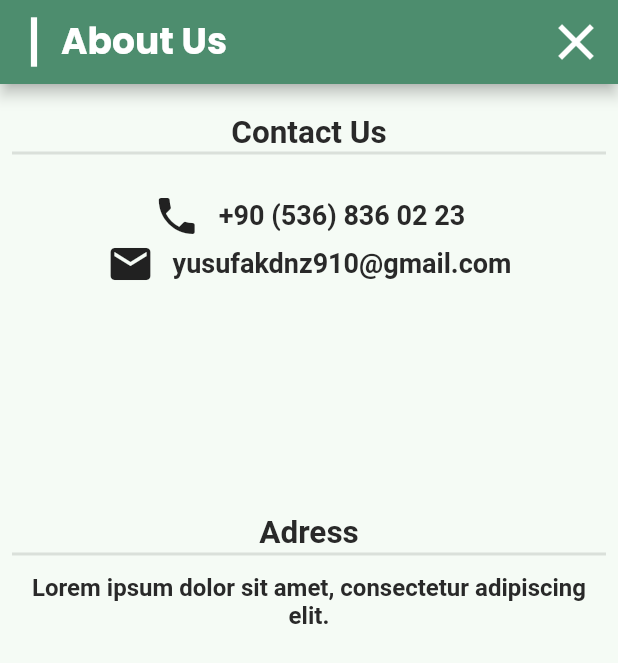
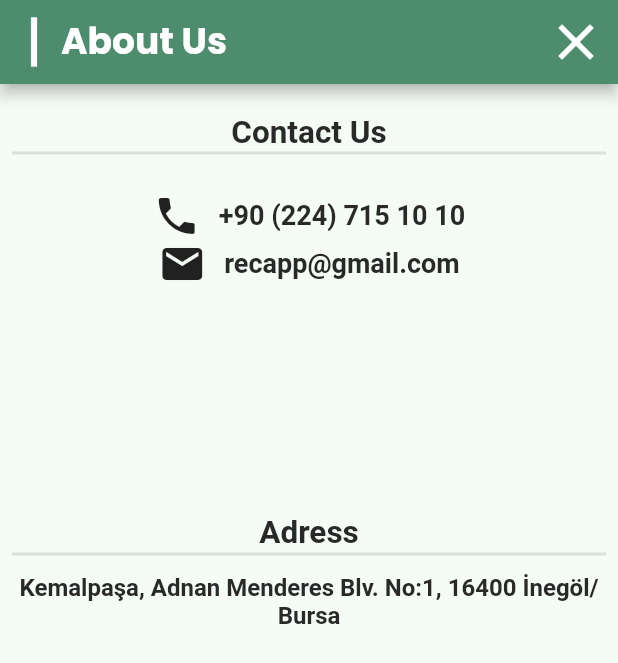
Before and after one commit to yusufakdenizxd/recapp, a Flutter app: the AboutUsScreen screen opened directly, on a phone screen of 412 x 824 dp. Shown: the top 663 px of the screen. Run offline on Flutter 3.47's test engine with Material 3 defaults, Android fonts, the phone set to English and light mode, and no system bars; our stand-ins replace another_flushbar, cloud_firestore, firebase_auth, firebase_core, flutter_local_notifications, flutter_riverpod and 7 more; accounts and stored records are empty.

Commit message:
last version
gonna change all commits

```diff
--- a/lib/src/features/about_us/presentation/screens/about_us_screen.dart
+++ b/lib/src/features/about_us/presentation/screens/about_us_screen.dart
@@ -1,6 +1,6 @@
 import 'package:flutter/material.dart';
+import 'package:google_fonts/google_fonts.dart';
 import 'package:recapp/src/core/context_extension.dart';
-import 'package:google_fonts/google_fonts.dart';
 
 class AboutUsScreen extends StatelessWidget {
   const AboutUsScreen({super.key});
@@ -93,7 +93,7 @@ class AboutUsScreen extends StatelessWidget {
                         left: 12,
                       ),
                       child: Text(
-                        '+90 (536) 836 02 23',
+                        '+90 (224) 715 10 10',
                         textAlign: TextAlign.center,
                         style: GoogleFonts.roboto(
                           color: const Color(0xFF292929),
@@ -116,7 +116,7 @@ class AboutUsScreen extends StatelessWidget {
                         left: 12,
                       ),
                       child: Text(
-                        'yusufakdnz910@gmail.com',
+                        'recapp@gmail.com',
                         textAlign: TextAlign.center,
                         style: GoogleFonts.roboto(
                           color: const Color(0xFF292929),
@@ -159,7 +159,7 @@ class AboutUsScreen extends StatelessWidget {
                     top: 12,
                   ),
                   child: Text(
-                    'Lorem ipsum dolor sit amet, consectetur adipiscing elit.',
+                    'Kemalpaşa, Adnan Menderes Blv. No:1, 16400 İnegöl/Bursa',
                     textAlign: TextAlign.center,
                     style: GoogleFonts.roboto(
                       color: const Color(0xFF292929),
--- a/lib/src/features/auth/presentation/screens/welcome_screen.dart
+++ b/lib/src/features/auth/presentation/screens/welcome_screen.dart
@@ -28,7 +28,8 @@ class WelcomeScreen extends StatelessWidget {
               Padding(
                 padding: const EdgeInsets.all(8.0),
                 child: GestureDetector(
-                  onTap: () => context.pushReplacement(const AuthScreen(initialIndex: 1)),
+                  onTap: () => context
+                      .pushReplacement(const AuthScreen(initialIndex: 1)),
                   child: Container(
                     width: size.width * .7,
                     height: size.height * .07,
@@ -54,7 +55,8 @@ class WelcomeScreen extends StatelessWidget {
               Padding(
                 padding: const EdgeInsets.all(8.0),
                 child: GestureDetector(
-                  onTap: () => context.pushReplacement(const AuthScreen(initialIndex: 0)),
+                  onTap: () => context
+                      .pushReplacement(const AuthScreen(initialIndex: 0)),
                   child: Container(
                     width: size.width * .7,
                     height: size.height * .07,
--- a/lib/src/features/gallery/presentation/screens/gallery_screen.dart
+++ b/lib/src/features/gallery/presentation/screens/gallery_screen.dart
@@ -1,6 +1,6 @@
 import 'package:flutter/material.dart';
+import 'package:google_fonts/google_fonts.dart';
 import 'package:recapp/src/core/context_extension.dart';
-import 'package:google_fonts/google_fonts.dart';
 
 class GalleryScreen extends StatelessWidget {
   const GalleryScreen({super.key});
@@ -82,7 +82,7 @@ class GalleryScreen extends StatelessWidget {
                       top: 12,
                     ),
                     child: Text(
-                      'Lorem ipsum dolor sit amet',
+                      'Mission:',
                       style: GoogleFonts.roboto(
                         color: const Color(0xFF292929),
                         fontWeight: FontWeight.bold,
@@ -95,7 +95,7 @@ class GalleryScreen extends StatelessWidget {
                       top: 12.0,
                     ),
                     child: Text(
-                      'Lorem ipsum dolor sit amet, consectetur adipiscing elit. Curabitur dictum molestie gravida. Maecenas luctus auctor erat, ut accumsan nisl rutrum a. Aliquam leo dolor, convallis euismod mi a, dapibus malesuada dolor. Nam aliquet augue non metus elementum, ut eleifend neque sagittis. Morbi sodales felis massa. Fusce et consectetur nulla. Proin rutrum non quam ac efficitur. Aenean a ligula at odio eleifend sagittis fringilla imperdiet erat. Donec et vestibulum quam. Donec euismod ante eros, ut vulputate nunc tincidunt vel. Nulla facilisi.',
+                      'Our mission at Recapp is to empower individuals to make a meaningful impact on the environment by promoting recycling and sustainable practices. We strive to provide a user-friendly platform that incentivizes and rewards users for their contributions to recycling efforts. Through education, innovation, and collaboration, we aim to create a cleaner, healthier planet for current and future generations.',
                       style: GoogleFonts.roboto(
                         color: const Color(0xFF747474),
                         fontSize: 20,
@@ -134,7 +134,7 @@ class GalleryScreen extends StatelessWidget {
                       top: 12,
                     ),
                     child: Text(
-                      'Lorem ipsum dolor sit amet',
+                      'Vision:',
                       style: GoogleFonts.roboto(
                         color: const Color(0xFF292929),
                         fontWeight: FontWeight.bold,
@@ -147,7 +147,7 @@ class GalleryScreen extends StatelessWidget {
                       top: 12.0,
                     ),
                     child: Text(
-                      'Lorem ipsum dolor sit amet, consectetur adipiscing elit. Curabitur dictum molestie gravida. Maecenas luctus auctor erat, ut accumsan nisl rutrum a. Aliquam leo dolor, convallis euismod mi a, dapibus malesuada dolor. Nam aliquet augue non metus elementum, ut eleifend neque sagittis. Morbi sodales felis massa. Fusce et consectetur nulla. Proin rutrum non quam ac efficitur. Aenean a ligula at odio eleifend sagittis fringilla imperdiet erat. Donec et vestibulum quam. Donec euismod ante eros, ut vulputate nunc tincidunt vel. Nulla facilisi.',
+                      'At Recapp, we envision a world where recycling is not only a habit but a celebrated act of environmental stewardship. We aspire to build a global community of eco-conscious individuals who are inspired and motivated to participate in recycling initiatives. By harnessing the power of technology and gamification, we seek to revolutionize the way people engage with recycling, making it accessible, enjoyable, and rewarding for all. Together, we can transform waste into valuable resources and pave the way towards a sustainable future.',
                       style: GoogleFonts.roboto(
                         color: const Color(0xFF747474),
                         fontSize: 20,
```
